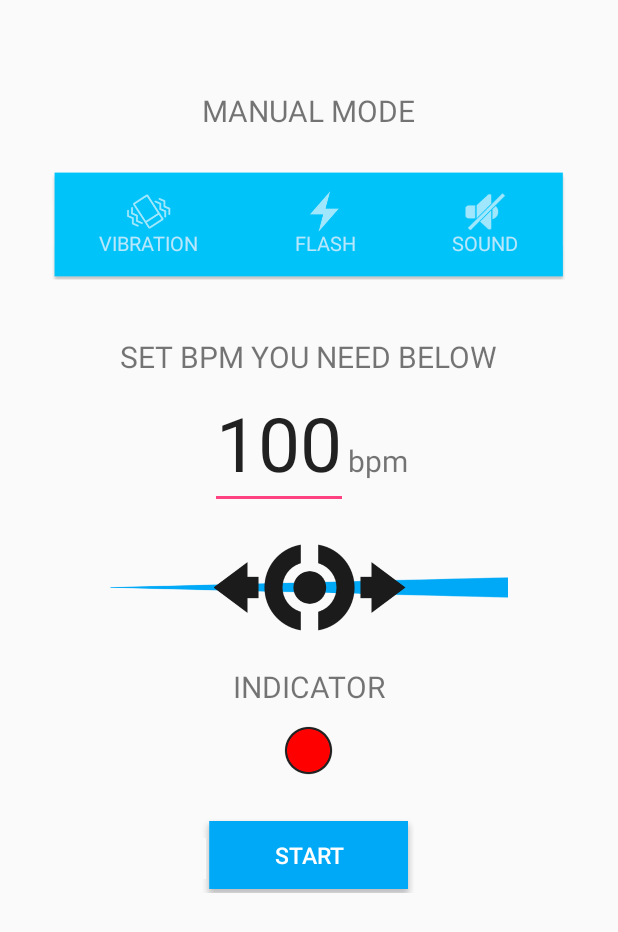
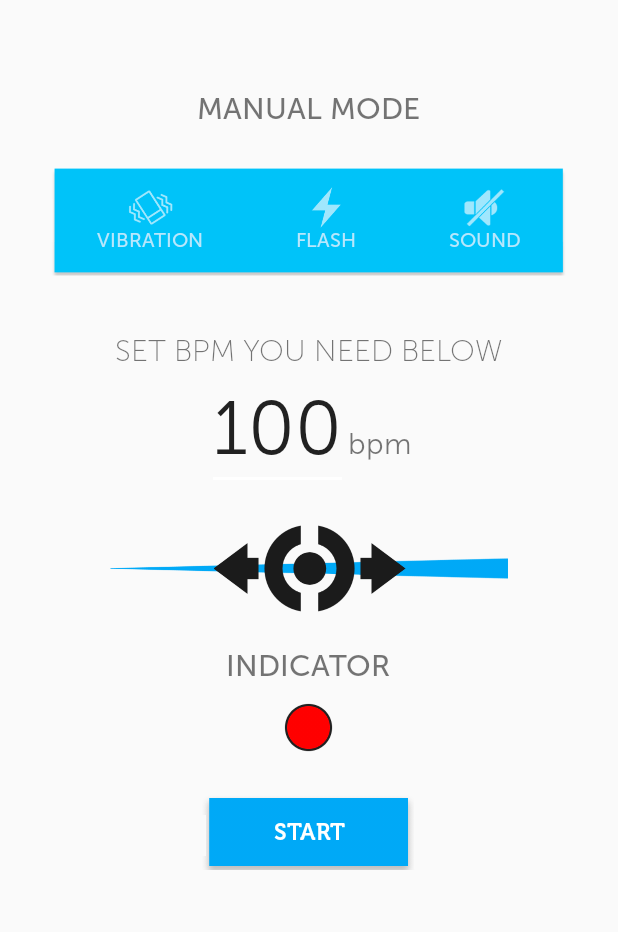
Before and after one commit to yuragarkusha/MetronomVSF, an Android app: the screen it shows after launch (MainActivity), on a phone screen of 412 x 824 dp. Shown: the top 932 px of the screen. Run offline under Robolectric (Android 15) with nearby library versions, the phone set to English and light mode, and no system bars.

Commit message:
Add custom fonts

```diff
--- a/app/src/main/java/com/yuriy/harkusha/metronome/MainActivity.java
+++ b/app/src/main/java/com/yuriy/harkusha/metronome/MainActivity.java
@@ -3,6 +3,7 @@ package com.yuriy.harkusha.metronome;
 import android.content.Context;
 import android.content.Intent;
 import android.content.pm.ActivityInfo;
+import android.graphics.Typeface;
 import android.os.Bundle;
 import android.support.v7.app.AppCompatActivity;
 import android.view.View;
@@ -29,6 +30,7 @@ public class MainActivity extends AppCompatActivity implements SeekBar.OnSeekBar
     protected void onCreate(Bundle savedInstanceState) {
         super.onCreate(savedInstanceState);
         setContentView(R.layout.activity_main);
+        applyFonts();
         setRequestedOrientation(ActivityInfo.SCREEN_ORIENTATION_PORTRAIT);
         seekBar = (SeekBar) findViewById(R.id.seekBar);
         editBPM = (EditText) findViewById(R.id.bpmEditText);
@@ -52,6 +54,7 @@ public class MainActivity extends AppCompatActivity implements SeekBar.OnSeekBar
         });
 
     }
+
     public void startStopButtonClick(View view) {
         if (!serviceIsWork) {
             onClickStart();
@@ -78,7 +81,7 @@ public class MainActivity extends AppCompatActivity implements SeekBar.OnSeekBar
 
         View view = this.getCurrentFocus();
         if (view != null) {
-            InputMethodManager imm = (InputMethodManager)getSystemService(Context.INPUT_METHOD_SERVICE);
+            InputMethodManager imm = (InputMethodManager) getSystemService(Context.INPUT_METHOD_SERVICE);
             imm.hideSoftInputFromWindow(view.getWindowToken(), 0);
         }
     }
@@ -96,6 +99,38 @@ public class MainActivity extends AppCompatActivity implements SeekBar.OnSeekBar
 
         ImageView indicator = (ImageView) findViewById(R.id.indicator);
         indicator.setImageDrawable(getResources().getDrawable(R.drawable.indicator_on));
+    }
+
+    public void applyFonts() {
+        String museoSans100 = "fonts/museoSans100.otf";
+        String museoSans300 = "fonts/museoSans300.otf";
+        String museoSans500 = "fonts/museosans-500.otf";
+        String museoSans700 = "fonts/museoSans700.otf";
+
+        TextView manualModeTextView = (TextView) findViewById(R.id.manual_mode_textView);
+        TextView vibrationTextView = (TextView) findViewById(R.id.textView_vibration);
+        TextView flashlightTextView = (TextView) findViewById(R.id.textView_flashlight);
+        TextView soundTextView = (TextView) findViewById(R.id.textView_sound);
+        TextView setBpmTextView = (TextView) findViewById(R.id.textView_set_bpm);
+        EditText bpmEditText = (EditText) findViewById(R.id.bpmEditText);
+        TextView bpmTextView = (TextView) findViewById(R.id.textView_bpm);
+        TextView indicatorTextView = (TextView) findViewById(R.id.textView_indicator);
+        Button buttonStartStop = (Button) findViewById(R.id.buttonStartStop);
+
+        Typeface ms100 = Typeface.createFromAsset(getAssets(), museoSans100);
+        Typeface ms300 = Typeface.createFromAsset(getAssets(), museoSans300);
+        Typeface ms500 = Typeface.createFromAsset(getAssets(), museoSans500);
+        Typeface ms700 = Typeface.createFromAsset(getAssets(), museoSans700);
+
+        manualModeTextView.setTypeface(ms500);
+        vibrationTextView.setTypeface(ms500);
+        flashlightTextView.setTypeface(ms500);
+        soundTextView.setTypeface(ms500);
+        setBpmTextView.setTypeface(ms100);
+        bpmEditText.setTypeface(ms300);
+        bpmTextView.setTypeface(ms300);
+        indicatorTextView.setTypeface(ms500);
+        buttonStartStop.setTypeface(ms700);
     }
 
     public void updateElementsAfterStopService() {
--- a/app/src/main/res/layout/activity_main.xml
+++ b/app/src/main/res/layout/activity_main.xml
@@ -14,6 +14,7 @@
         android:paddingTop="60dp">
 
         <TextView
+            android:id="@+id/manual_mode_textView"
             android:layout_width="wrap_content"
             android:layout_height="wrap_content"
             android:layout_gravity="center_horizontal"
@@ -150,13 +151,13 @@
                     android:layout_weight="1"
                     android:background="@drawable/toggle_button"
                     android:onClick="onSoundToggleClick"
-                    android:text="@string/sound_texts"
                     android:textOff=""
                     android:textOn="" />
             </LinearLayout>
         </FrameLayout>
 
         <TextView
+            android:id="@+id/textView_set_bpm"
             android:layout_width="wrap_content"
             android:layout_height="wrap_content"
             android:layout_gravity="center_horizontal"
@@ -182,6 +183,7 @@
                 android:textSize="@dimen/edit_text_size" />
 
             <TextView
+                android:id="@+id/textView_bpm"
                 android:layout_width="wrap_content"
                 android:layout_height="wrap_content"
                 android:text="@string/bpm"
@@ -192,7 +194,6 @@
             android:layout_width="match_parent"
             android:layout_height="wrap_content"
             android:layout_gravity="center_vertical"
-
             android:paddingTop="23.03dp">
 
             <ImageView
@@ -208,7 +209,6 @@
                 android:layout_gravity="center"
                 android:indeterminate="false"
                 android:max="200"
-
                 android:progress="100"
                 android:progressDrawable="@drawable/seek_bar_progress"
                 android:thumb="@drawable/seek_bar_control"
@@ -216,6 +216,7 @@
         </FrameLayout>
 
         <TextView
+            android:id="@+id/textView_indicator"
             android:layout_width="wrap_content"
             android:layout_height="wrap_content"
             android:layout_gravity="center_horizontal"
--- a/app/src/main/res/values/colors.xml
+++ b/app/src/main/res/values/colors.xml
@@ -2,7 +2,7 @@
 <resources>
     <color name="colorPrimary">#3F51B5</color>
     <color name="colorPrimaryDark">#303F9F</color>
-    <color name="colorAccent">#FF4081</color>
+    <color name="colorAccent">#FFFFFF</color>
     <color name="colorForOn">#FFFFFF</color>
     <color name="colorForOff">#B8E7FC</color>
 </resources>
```
Also changed, not shown: app/src/main/assets/fonts/museoSans100.otf (added), app/src/main/assets/fonts/museoSans300.otf (added), app/src/main/assets/fonts/museoSans700.otf (added), app/src/main/assets/fonts/museosans-500.otf (added).
